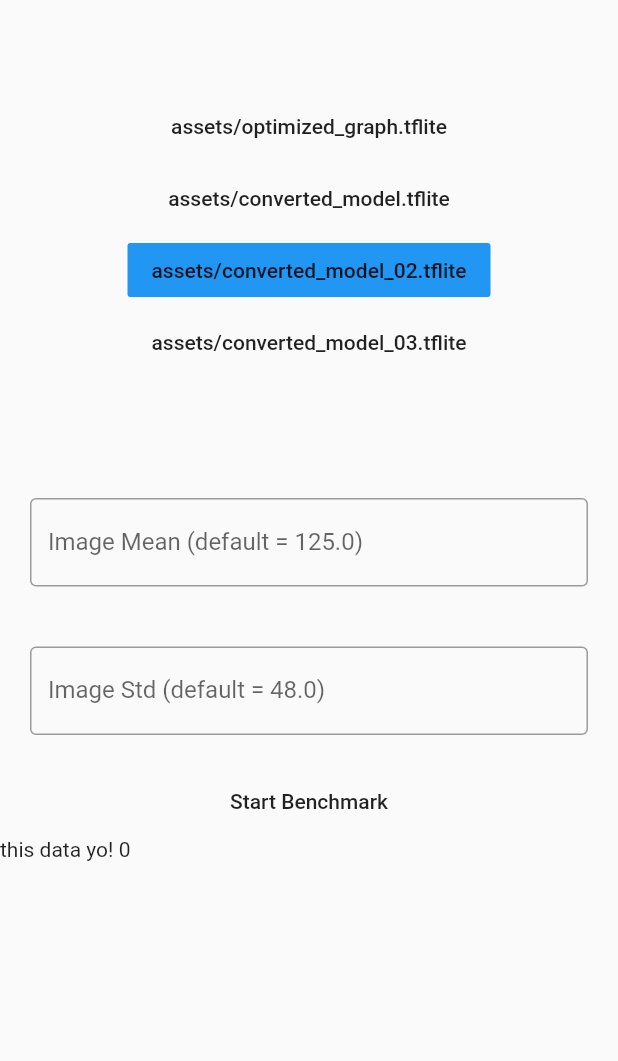
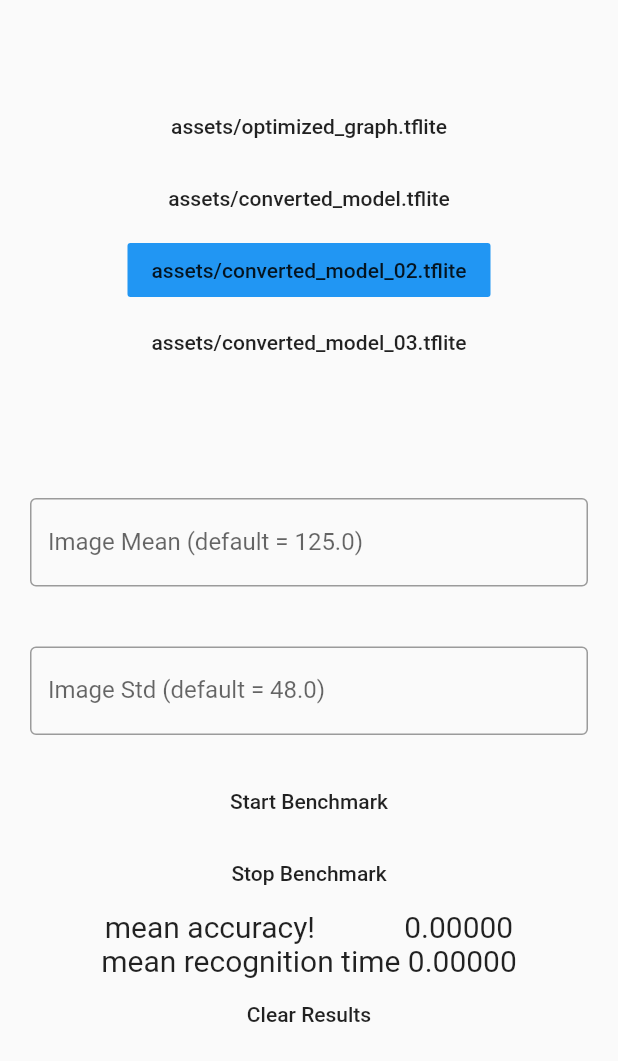
Before and after one commit to eduardkieser/vitmo_model_tester, a Flutter app: the screen it shows after launch, on a phone screen of 412 x 824 dp. Shown: the top 1061 px of the screen. Run offline on Flutter 3.47's test engine with Material 2 defaults, Android fonts, the phone set to English and light mode, and no system bars; missing offline and left inert: simple_permissions, tflite.

Commit message:
first commit

```diff
--- a/lib/screens/StaticTestScreen.dart
+++ b/lib/screens/StaticTestScreen.dart
@@ -11,11 +11,12 @@ class StaticTestScreen extends StatefulWidget {
 
 class _StaticTestScreenState extends State<StaticTestScreen> {
   StaticTestBloc _block = StaticTestBloc();
+  ModelTester _modelTester;
 
   @override
   void initState() {
     super.initState();
-    ModelTester _modelTester = ModelTester(_block);
+    _modelTester = ModelTester(_block);
   }
 
   int _modelIndex = 2;
@@ -75,14 +76,34 @@ class _StaticTestScreenState extends State<StaticTestScreen> {
   //   );
   // }
 
-  Widget _performanceResults(){
-    return StreamBuilder<int>(
+  Widget _accResults(){
+    return StreamBuilder<double>(
       stream: _block.intStream,
       initialData: 0,
-      builder: (BuildContext context, AsyncSnapshot<int> snapshot){
+      builder: (BuildContext context, AsyncSnapshot<double> snapshot){
         return Container(
+          alignment: Alignment.center,
+          child: Text('mean accuracy!            ${snapshot.data.toStringAsFixed(5)}',
+          style: TextStyle(
+            fontSize: 20
+          ),
+          ));
+      },
+    );
+  }
 
-          child: Text('this data yo! ${snapshot.data}'));
+  Widget _durResults(){
+    return StreamBuilder<double>(
+      stream: _block.durationStream,
+      initialData: 0,
+      builder: (BuildContext context, AsyncSnapshot<double> snapshot){
+        return Container(
+          alignment: Alignment.center,
+          child: Text('mean recognition time ${snapshot.data.toStringAsFixed(5)}',
+          style: TextStyle(
+            fontSize: 20
+          ),
+          ));
       },
     );
   }
@@ -139,6 +160,24 @@ class _StaticTestScreenState extends State<StaticTestScreen> {
     );
   }
 
+    Widget _stopTestButtom() {
+    return FlatButton(
+      child: Text('Stop Benchmark'),
+      onPressed: () {
+        _modelTester.isTesting=false;
+      },
+    );
+  }
+
+    Widget _clearResultsButtom() {
+    return FlatButton(
+      child: Text('Clear Results'),
+      onPressed: () {
+        _block.clearResults();
+      },
+    );
+  }
+
   @override
   Widget build(BuildContext context) {
     // final appState = Provider.of<AppState>(context);
@@ -151,7 +190,10 @@ class _StaticTestScreenState extends State<StaticTestScreen> {
           _setMeanContainer(),
           _setStdContainer(),
           _testModelButtom(),
-          _performanceResults()
+          _stopTestButtom(),
+          _accResults(),
+          _durResults(),
+          _clearResultsButtom()
         ],
       ),
     );
```
Also changed, not shown: lib/blocks/LiveTestBlock.dart (added, +17 -0 lines), lib/blocks/StaticTestBlock.dart (+29 -11 lines), lib/model_tester.dart (+17 -11 lines), lib/screens/LiveTestScreen.dart (added, +20 -0 lines), 2 other files.
